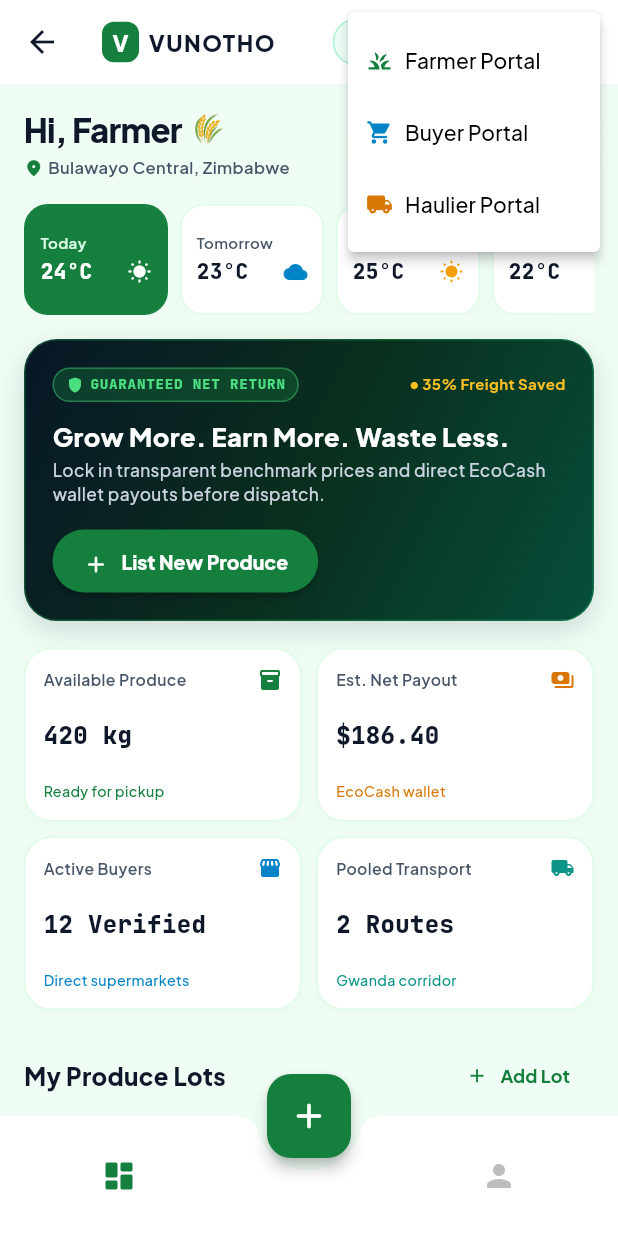
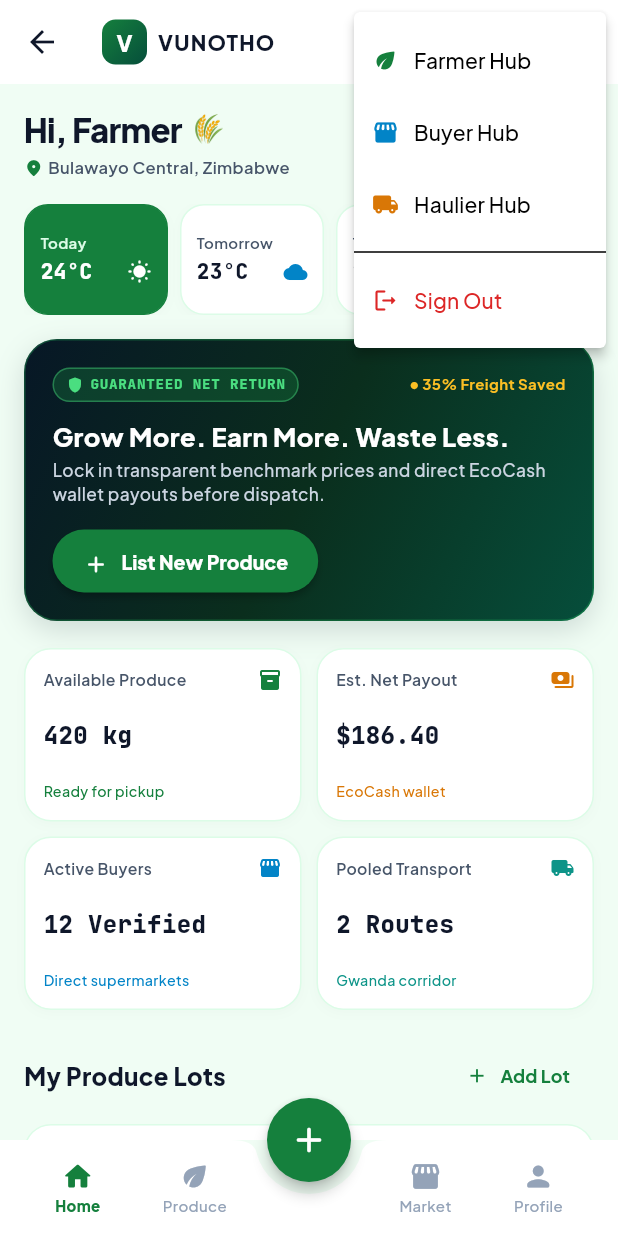
Before and after one commit to theteqmaster-cyber/vunotho, a Flutter app: the MainShell screen opened directly, after a tap on the "arrow drop down" icon, on a phone screen of 412 x 824 dp. Run offline on Flutter 3.47's test engine with Material 3 defaults, Android fonts, the phone set to English and light mode, and no system bars; our stand-ins replace google_fonts, shared_preferences, supabase_flutter; accounts and stored records are empty.

Commit message:
fix(mobile): resolve AppBar overflow and start app on welcome onboarding flow by default

```diff
--- a/vunotho_mobile/lib/presentation/main_shell.dart
+++ b/vunotho_mobile/lib/presentation/main_shell.dart
@@ -1,4 +1,5 @@
 import 'package:flutter/material.dart';
+import 'package:google_fonts/google_fonts.dart';
 import 'package:provider/provider.dart';
 import '../core/theme/vunotho_theme.dart';
 import '../logic/providers/auth_provider.dart';
@@ -7,7 +8,6 @@
 import 'farmer/add_listing_dialog.dart';
 import 'farmer/farmer_dashboard.dart';
 import 'haulier/haulier_dashboard.dart';
-import 'widgets/sync_status_badge.dart';
 
 class MainShell extends StatefulWidget {
   const MainShell({super.key});
@@ -33,23 +33,35 @@
       } else {
         currentBody = const FarmerDashboard();
       }
+    } else if (_bottomNavIndex == 1) {
+      // Harvest Lots View
+      currentBody = const FarmerDashboard();
     } else {
       currentBody = _buildSettingsView(context, authProvider);
     }
 
     return Scaffold(
+      backgroundColor: VunothoColors.lightBg,
       appBar: AppBar(
+        elevation: 0,
+        backgroundColor: Colors.white,
         titleSpacing: 12,
         title: Row(
           mainAxisSize: MainAxisSize.min,
           children: [
             Container(
-              padding: const EdgeInsets.symmetric(horizontal: 7, vertical: 4),
+              width: 30,
+              height: 30,
               decoration: BoxDecoration(
-                color: VunothoColors.primary,
-                borderRadius: BorderRadius.circular(8),
+                gradient: const LinearGradient(
+                  colors: [Color(0xFF15803D), Color(0xFF064E3B)],
+                  begin: Alignment.topLeft,
+                  end: Alignment.bottomRight,
                 ),
-              child: const Text(
+                borderRadius: BorderRadius.circular(9),
+              ),
+              child: const Center(
+                child: Text(
                   'V',
                   style: TextStyle(
                     color: Colors.white,
@@ -58,49 +70,70 @@
                   ),
                 ),
               ),
-            const SizedBox(width: 6),
-            const Text(
+            ),
+            const SizedBox(width: 7),
+            Text(
               'VUNOTHO',
-              style: TextStyle(
-                fontSize: 15,
+              style: GoogleFonts.plusJakartaSans(
+                fontSize: 14,
                 fontWeight: FontWeight.w900,
-                letterSpacing: 1.0,
+                letterSpacing: 0.8,
                 color: VunothoColors.textDark,
               ),
             ),
           ],
         ),
         actions: [
-          const SyncStatusBadge(isOnline: true),
-          const SizedBox(width: 4),
+          // Role & Sync Popup Menu Button
           PopupMenuButton<String>(
+            tooltip: 'Switch Portal',
+            padding: EdgeInsets.zero,
             icon: Container(
               padding: const EdgeInsets.symmetric(horizontal: 8, vertical: 4),
               decoration: BoxDecoration(
-                color: Colors.grey.shade100,
-                borderRadius: BorderRadius.circular(16),
-                border: Border.all(color: VunothoColors.lightBorder),
+                color: const Color(0xFFDCFCE7),
+                borderRadius: BorderRadius.circular(12),
+                border: Border.all(color: const Color(0xFF86EFAC)),
               ),
               child: Row(
                 mainAxisSize: MainAxisSize.min,
                 children: [
+                  Container(
+                    width: 6,
+                    height: 6,
+                    decoration: const BoxDecoration(
+                      color: Color(0xFF15803D),
+                      shape: BoxShape.circle,
+                    ),
+                  ),
+                  const SizedBox(width: 5),
                   Text(
                     currentRole.toUpperCase(),
-                    style: const TextStyle(fontSize: 10, fontWeight: FontWeight.bold),
+                    style: GoogleFonts.jetBrainsMono(
+                      fontSize: 10,
+                      fontWeight: FontWeight.w800,
+                      color: const Color(0xFF15803D),
                     ),
-                  const Icon(Icons.arrow_drop_down_rounded, size: 16),
+                  ),
+                  const Icon(Icons.arrow_drop_down_rounded, size: 16, color: Color(0xFF15803D)),
                 ],
               ),
             ),
-            onSelected: (role) => authProvider.switchRole(role),
+            onSelected: (role) {
+              if (role == 'logout') {
+                authProvider.logout();
+              } else {
+                authProvider.switchRole(role);
+              }
+            },
             itemBuilder: (context) => [
               const PopupMenuItem(
                 value: 'farmer',
                 child: Row(
                   children: [
-                    Icon(Icons.grass_rounded, color: VunothoColors.primary, size: 18),
-                    SizedBox(width: 8),
-                    Text('Farmer Portal'),
+                    Icon(Icons.eco_rounded, color: Color(0xFF15803D), size: 18),
+                    SizedBox(width: 10),
+                    Text('Farmer Hub'),
                   ],
                 ),
               ),
@@ -108,9 +141,9 @@
                 value: 'buyer',
                 child: Row(
                   children: [
-                    Icon(Icons.shopping_cart_rounded, color: VunothoColors.logistics, size: 18),
-                    SizedBox(width: 8),
-                    Text('Buyer Portal'),
+                    Icon(Icons.storefront_rounded, color: Color(0xFF0284C7), size: 18),
+                    SizedBox(width: 10),
+                    Text('Buyer Hub'),
                   ],
                 ),
               ),
@@ -119,17 +152,30 @@
                 child: Row(
                   children: [
                     Icon(Icons.local_shipping_rounded, color: Color(0xFFD97706), size: 18),
-                    SizedBox(width: 8),
-                    Text('Haulier Portal'),
+                    SizedBox(width: 10),
+                    Text('Haulier Hub'),
+                  ],
+                ),
+              ),
+              const PopupMenuDivider(),
+              const PopupMenuItem(
+                value: 'logout',
+                child: Row(
+                  children: [
+                    Icon(Icons.logout_rounded, color: Color(0xFFDC2626), size: 18),
+                    SizedBox(width: 10),
+                    Text('Sign Out', style: TextStyle(color: Color(0xFFDC2626))),
                   ],
                 ),
               ),
             ],
           ),
-          const SizedBox(width: 12),
+          const SizedBox(width: 8),
         ],
       ),
       body: currentBody,
+
+      // Floating Action Button
       floatingActionButton: FloatingActionButton(
         onPressed: () {
           if (currentRole == 'buyer') {
@@ -138,36 +184,60 @@
             showDialog(context: context, builder: (_) => const AddListingDialog());
           }
         },
-        backgroundColor: currentRole == 'buyer'
-            ? VunothoColors.logistics
-            : (currentRole == 'haulier' ? const Color(0xFFD97706) : VunothoColors.primary),
+        backgroundColor: const Color(0xFF15803D),
         foregroundColor: Colors.white,
         elevation: 4,
+        shape: const CircleBorder(),
         child: const Icon(Icons.add_rounded, size: 28),
       ),
       floatingActionButtonLocation: FloatingActionButtonLocation.centerDocked,
+
+      // Modern Botanical Bottom Navigation Bar
       bottomNavigationBar: BottomAppBar(
         shape: const CircularNotchedRectangle(),
         notchMargin: 8,
         color: Colors.white,
+        elevation: 8,
         surfaceTintColor: Colors.transparent,
+        padding: const EdgeInsets.symmetric(horizontal: 16),
+        height: 64,
         child: Row(
           mainAxisAlignment: MainAxisAlignment.spaceAround,
           children: [
-            IconButton(
-              icon: Icon(
-                Icons.dashboard_rounded,
-                color: _bottomNavIndex == 0 ? VunothoColors.primary : Colors.grey.shade400,
+            _buildNavTab(0, Icons.home_rounded, 'Home'),
+            _buildNavTab(1, Icons.eco_rounded, 'Produce'),
+            const SizedBox(width: 48), // Gap for floating + button
+            _buildNavTab(2, Icons.storefront_rounded, 'Market'),
+            _buildNavTab(3, Icons.person_rounded, 'Profile'),
+          ],
         ),
-              onPressed: () => setState(() => _bottomNavIndex = 0),
       ),
-            const SizedBox(width: 48), // Space for floating button
-            IconButton(
-              icon: Icon(
-                Icons.person_rounded,
-                color: _bottomNavIndex == 1 ? VunothoColors.primary : Colors.grey.shade400,
+    );
+  }
+
+  Widget _buildNavTab(int index, IconData icon, String label) {
+    final isSelected = _bottomNavIndex == index;
+    return InkWell(
+      onTap: () => setState(() => _bottomNavIndex = index),
+      borderRadius: BorderRadius.circular(12),
+      child: Padding(
+        padding: const EdgeInsets.symmetric(horizontal: 8, vertical: 4),
+        child: Column(
+          mainAxisSize: MainAxisSize.min,
+          children: [
+            Icon(
+              icon,
+              size: 22,
+              color: isSelected ? const Color(0xFF15803D) : const Color(0xFF94A3B8),
             ),
-              onPressed: () => setState(() => _bottomNavIndex = 1),
+            const SizedBox(height: 2),
+            Text(
+              label,
+              style: GoogleFonts.plusJakartaSans(
+                fontSize: 10,
+                fontWeight: isSelected ? FontWeight.w800 : FontWeight.w500,
+                color: isSelected ? const Color(0xFF15803D) : const Color(0xFF94A3B8),
+              ),
             ),
           ],
         ),
@@ -182,86 +252,170 @@
       child: Column(
         crossAxisAlignment: CrossAxisAlignment.start,
         children: [
-          Card(
-            child: Padding(
-              padding: const EdgeInsets.all(16),
+          // Profile Card
+          Container(
+            padding: const EdgeInsets.all(18),
+            decoration: BoxDecoration(
+              color: Colors.white,
+              borderRadius: BorderRadius.circular(22),
+              border: Border.all(color: VunothoColors.lightBorder),
+              boxShadow: [
+                BoxShadow(
+                  color: Colors.black.withValues(alpha: 0.02),
+                  blurRadius: 10,
+                  offset: const Offset(0, 4),
+                ),
+              ],
+            ),
             child: Row(
               children: [
-                  CircleAvatar(
-                    radius: 28,
-                    backgroundColor: VunothoColors.primarySurface,
-                    child: const Icon(Icons.person_rounded, color: VunothoColors.primary, size: 32),
+                Container(
+                  width: 54,
+                  height: 54,
+                  decoration: BoxDecoration(
+                    color: const Color(0xFFDCFCE7),
+                    borderRadius: BorderRadius.circular(18),
                   ),
-                  const SizedBox(width: 14),
-                  Column(
+                  child: const Center(
+                    child: Icon(Icons.person_rounded, color: Color(0xFF15803D), size: 30),
+                  ),
+                ),
+                const SizedBox(width: 16),
+                Expanded(
+                  child: Column(
                     crossAxisAlignment: CrossAxisAlignment.start,
                     children: [
                       Text(
-                        user?.name ?? 'Vunotho Member',
-                        style: const TextStyle(fontSize: 16, fontWeight: FontWeight.bold),
+                        user?.name ?? 'Simba Mukamuri',
+                        style: GoogleFonts.plusJakartaSans(fontSize: 16, fontWeight: FontWeight.w800),
                       ),
+                      const SizedBox(height: 2),
                       Text(
-                        '${user?.role.toUpperCase()} • ${user?.district}',
-                        style: const TextStyle(fontSize: 12, color: VunothoColors.textMuted),
+                        '${(user?.role ?? 'farmer').toUpperCase()} • Nyanga District',
+                        style: GoogleFonts.plusJakartaSans(fontSize: 11, color: VunothoColors.textMuted),
                       ),
                       const SizedBox(height: 4),
                       Container(
                         padding: const EdgeInsets.symmetric(horizontal: 8, vertical: 2),
                         decoration: BoxDecoration(
-                          color: VunothoColors.primarySurface,
+                          color: const Color(0xFFDCFCE7),
                           borderRadius: BorderRadius.circular(6),
                         ),
                         child: Text(
-                          user?.kycStatus ?? 'Verified Level 1',
-                          style: const TextStyle(fontSize: 10, fontWeight: FontWeight.bold, color: VunothoColors.primaryDark),
+                          'KYC Verified • Level 1 Smallholder',
+                          style: GoogleFonts.jetBrainsMono(
+                            fontSize: 9,
+                            fontWeight: FontWeight.w800,
+                            color: const Color(0xFF15803D),
+                          ),
                         ),
                       ),
                     ],
                   ),
+                ),
               ],
             ),
           ),
+          const SizedBox(height: 20),
+
+          Text(
+            'SWITCH ACTIVE PORTAL',
+            style: GoogleFonts.jetBrainsMono(
+              fontSize: 11,
+              fontWeight: FontWeight.w800,
+              color: const Color(0xFF64748B),
+              letterSpacing: 1.0,
             ),
-          const SizedBox(height: 20),
-          const Text('Switch Role Portal', style: TextStyle(fontWeight: FontWeight.bold, fontSize: 14)),
-          const SizedBox(height: 8),
-          ListTile(
-            tileColor: Colors.white,
-            shape: RoundedRectangleBorder(borderRadius: BorderRadius.circular(12)),
-            leading: const Icon(Icons.grass_rounded, color: VunothoColors.primary),
-            title: const Text('Smallholder Farmer Portal'),
-            trailing: auth.currentRole == 'farmer' ? const Icon(Icons.check, color: VunothoColors.primary) : null,
-            onTap: () {
-              auth.switchRole('farmer');
-              setState(() => _bottomNavIndex = 0);
-            },
           ),
-          const SizedBox(height: 8),
-          ListTile(
-            tileColor: Colors.white,
-            shape: RoundedRectangleBorder(borderRadius: BorderRadius.circular(12)),
-            leading: const Icon(Icons.shopping_cart_rounded, color: VunothoColors.logistics),
-            title: const Text('Commercial Buyer Portal'),
-            trailing: auth.currentRole == 'buyer' ? const Icon(Icons.check, color: VunothoColors.logistics) : null,
-            onTap: () {
-              auth.switchRole('buyer');
-              setState(() => _bottomNavIndex = 0);
-            },
+          const SizedBox(height: 10),
+
+          _buildPortalTile(
+            'Smallholder Farmer Desk',
+            'Log produce, guaranteed Net-Return pricing',
+            Icons.eco_rounded,
+            const Color(0xFF15803D),
+            auth.currentRole == 'farmer',
+            () => auth.switchRole('farmer'),
           ),
-          const SizedBox(height: 8),
-          ListTile(
-            tileColor: Colors.white,
-            shape: RoundedRectangleBorder(borderRadius: BorderRadius.circular(12)),
-            leading: const Icon(Icons.local_shipping_rounded, color: Color(0xFFD97706)),
-            title: const Text('Haulier & Transporter Portal'),
-            trailing: auth.currentRole == 'haulier' ? const Icon(Icons.check, color: Color(0xFFD97706)) : null,
-            onTap: () {
-              auth.switchRole('haulier');
-              setState(() => _bottomNavIndex = 0);
-            },
+          _buildPortalTile(
+            'Commercial Buyer Desk',
+            'Post wholesale supermarket demand contracts',
+            Icons.storefront_rounded,
+            const Color(0xFF0284C7),
+            auth.currentRole == 'buyer',
+            () => auth.switchRole('buyer'),
+          ),
+          _buildPortalTile(
+            'Rural Transporter Desk',
+            '2.5T light truck pooled logistics manifests',
+            Icons.local_shipping_rounded,
+            const Color(0xFFD97706),
+            auth.currentRole == 'haulier',
+            () => auth.switchRole('haulier'),
+          ),
+
+          const SizedBox(height: 24),
+
+          // Sign Out Button
+          SizedBox(
+            width: double.infinity,
+            height: 48,
+            child: OutlinedButton.icon(
+              onPressed: () => auth.logout(),
+              icon: const Icon(Icons.logout_rounded, size: 18, color: Color(0xFFDC2626)),
+              label: Text(
+                'Sign Out / Switch Account',
+                style: GoogleFonts.plusJakartaSans(
+                  fontSize: 13,
+                  fontWeight: FontWeight.bold,
+                  color: const Color(0xFFDC2626),
+                ),
+              ),
+              style: OutlinedButton.styleFrom(
+                side: const BorderSide(color: Color(0xFFFECACA)),
+                shape: RoundedRectangleBorder(borderRadius: BorderRadius.circular(16)),
+                backgroundColor: const Color(0xFFFEF2F2),
+              ),
+            ),
           ),
         ],
       ),
     );
   }
+
+  Widget _buildPortalTile(
+    String title,
+    String subtitle,
+    IconData icon,
+    Color color,
+    bool isActive,
+    VoidCallback onTap,
+  ) {
+    return Container(
+      margin: const EdgeInsets.only(bottom: 8),
+      child: ListTile(
+        onTap: onTap,
+        tileColor: Colors.white,
+        shape: RoundedRectangleBorder(
+          borderRadius: BorderRadius.circular(16),
+          side: BorderSide(
+            color: isActive ? color : VunothoColors.lightBorder,
+            width: isActive ? 2 : 1,
+          ),
+        ),
+        leading: Container(
+          width: 38,
+          height: 38,
+          decoration: BoxDecoration(
+            color: color.withValues(alpha: 0.1),
+            borderRadius: BorderRadius.circular(12),
+          ),
+          child: Icon(icon, color: color, size: 20),
+        ),
+        title: Text(title, style: GoogleFonts.plusJakartaSans(fontSize: 13.5, fontWeight: FontWeight.bold)),
+        subtitle: Text(subtitle, style: GoogleFonts.plusJakartaSans(fontSize: 10.5, color: VunothoColors.textMuted)),
+        trailing: isActive ? Icon(Icons.check_circle_rounded, color: color, size: 20) : null,
+      ),
+    );
   }
+}
```
Also changed, not shown: vunotho_mobile/lib/logic/providers/auth_provider.dart (+8 -3 lines). Lines whose indentation alone changed are shown as unchanged.
